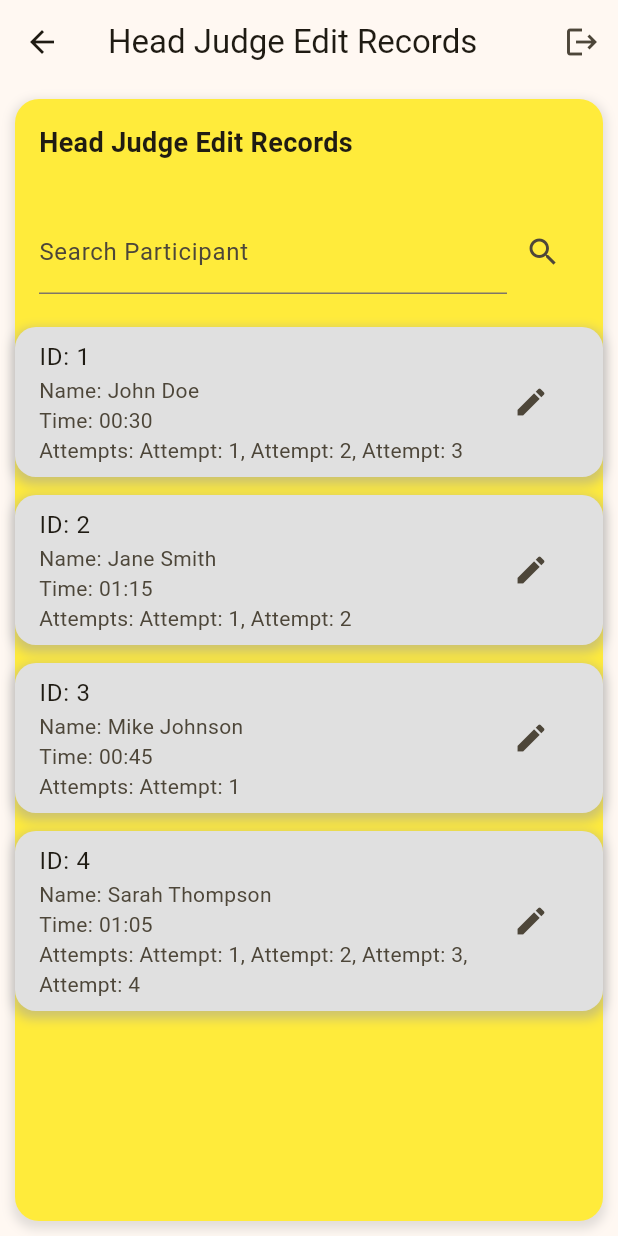
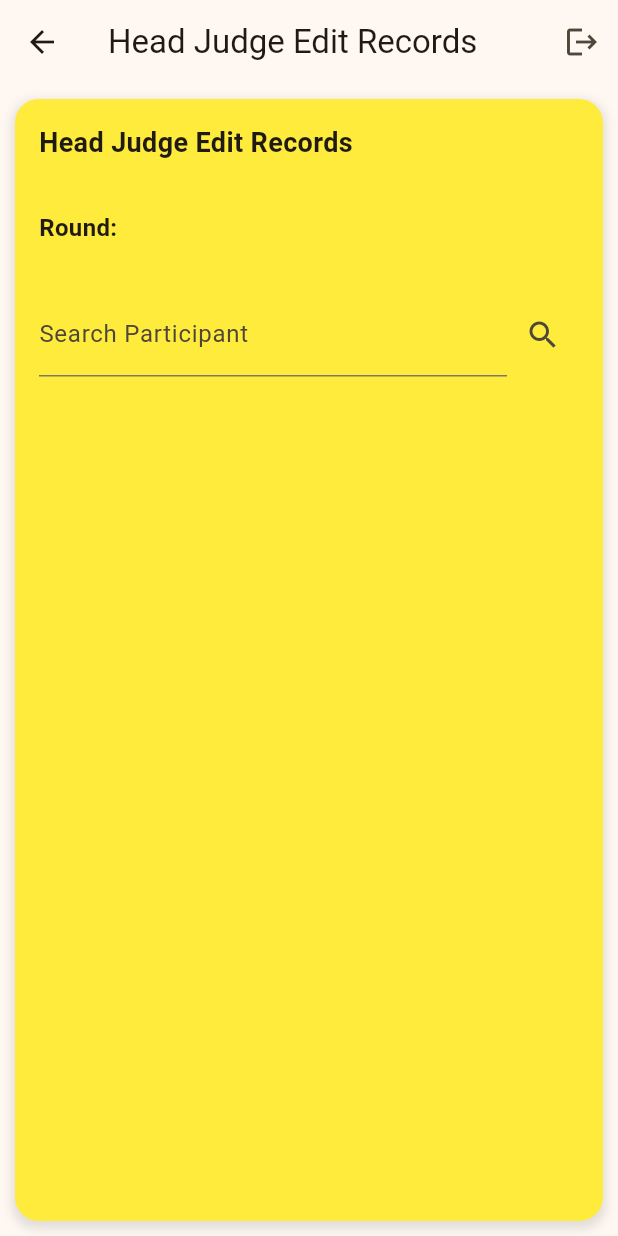
Before and after one commit to HaseebMalik22/Rubiks-Cube-App, a Flutter app: the EditRoundResults screen opened directly with empty values, after a tap on the "search" icon, on a phone screen of 412 x 824 dp. Run offline on Flutter 3.47's test engine with Material 2 defaults, Android fonts, the phone set to English and light mode, and no system bars; our stand-ins replace csv, fluttertoast, permission_handler, sqflite, universal_io; missing offline and left inert: permission_handler_platform_interface, qr_code_scanner; accounts and stored records are empty.

Commit message:
tenth commit

```diff
--- a/lib/editroundresults.dart
+++ b/lib/editroundresults.dart
@@ -2,6 +2,9 @@ import 'package:flutter/material.dart';
 import 'package:flutter/services.dart';
 import 'package:rubikscube/Homepage.dart';
 import 'package:rubikscube/listofrounds.dart';
+import 'package:rubikscube/timerecord_helper.dart';
+import 'package:sqflite/sqflite.dart';
+import 'package:path/path.dart' as path;
 
 class EditRoundResults extends StatefulWidget {
   final Round round;
@@ -13,16 +16,38 @@ class EditRoundResults extends StatefulWidget {
 }
 
 class _EditRoundResultsState extends State<EditRoundResults> {
-  List<Participant> filteredParticipants = [];
+  List<TimeRecord> timeRecords = [];
+  List<TimeRecord> filteredTimeRecords = [];
   String searchQuery = '';
+
+  TimeRecordHelper timeRecordHelper = TimeRecordHelper();
 
   void searchParticipants() {
     setState(() {
-      filteredParticipants = participants.where((participant) {
-        return participant.name.toLowerCase().contains(searchQuery.toLowerCase()) ||
-            participant.id.toLowerCase().contains(searchQuery.toLowerCase());
+      filteredTimeRecords = timeRecords.where((timeRecord) {
+        return timeRecord.participantName.toLowerCase().contains(searchQuery.toLowerCase()) ||
+            timeRecord.round.toLowerCase().contains(searchQuery.toLowerCase());
       }).toList();
     });
+  }
+
+  @override
+  void initState() {
+    super.initState();
+    fetchTimeRecords();
+  }
+
+  void fetchTimeRecords() async {
+    List<TimeRecord> records = await timeRecordHelper.getAllTimeRecords();
+    setState(() {
+      timeRecords = records;
+      filteredTimeRecords = records;
+    });
+  }
+
+  Future<void> updateTimeRecord(int? id, String time) async {
+    await timeRecordHelper.updateTimeRecord(id, time);
+    fetchTimeRecords(); // Refresh the time records after updating
   }
 
   @override
@@ -77,6 +102,16 @@ class _EditRoundResultsState extends State<EditRoundResults> {
               ),
               Padding(
                 padding: const EdgeInsets.all(16.0),
+                child: Text(
+                  'Round: ${widget.round.name}',
+                  style: TextStyle(
+                    fontSize: 16,
+                    fontWeight: FontWeight.bold,
+                  ),
+                ),
+              ),
+              Padding(
+                padding: const EdgeInsets.all(16.0),
                 child: Row(
                   children: [
                     Expanded(
@@ -99,11 +134,10 @@ class _EditRoundResultsState extends State<EditRoundResults> {
                 ),
               ),
               Expanded(
-
                 child: ListView.builder(
-                  itemCount: filteredParticipants.length,
+                  itemCount: filteredTimeRecords.length,
                   itemBuilder: (context, index) {
-                    Participant participant = filteredParticipants[index];
+                    TimeRecord timeRecord = filteredTimeRecords[index];
                     return Container(
                       margin: EdgeInsets.symmetric(vertical: 6.0),
                       decoration: BoxDecoration(
@@ -120,13 +154,13 @@ class _EditRoundResultsState extends State<EditRoundResults> {
                       ),
                       child: ListTile(
                         tileColor: Colors.white,
-                        title: Text('ID: ${participant.id}'),
+                        title: Text('ID: ${timeRecord.id}'),
                         subtitle: Column(
                           crossAxisAlignment: CrossAxisAlignment.start,
                           children: [
-                            Text('Name: ${participant.name}'),
-                            Text('Time: ${participant.time}'),
-                            Text('Attempts: ${participant.attempts != null ? participant.attempts!.map((attempt) => 'Attempt: $attempt').join(", ") : '1'}'),
+                            Text('Name: ${timeRecord.participantName}'),
+                            Text('Time: ${timeRecord.time}'),
+                            Text('Attempts: ${timeRecord.attempt}'),
                           ],
                         ),
                         trailing: IconButton(
@@ -136,7 +170,8 @@ class _EditRoundResultsState extends State<EditRoundResults> {
                             showDialog(
                               context: context,
                               builder: (context) => EditTimeDialog(
-                                participant: participant,
+                                timeRecord: timeRecord,
+                                updateTimeRecord: updateTimeRecord,
                               ),
                             );
                           },
@@ -154,12 +189,23 @@ class _EditRoundResultsState extends State<EditRoundResults> {
   }
 }
 
-class EditTimeDialog extends StatelessWidget {
-  final Participant participant;
-  final TextEditingController _timeController = TextEditingController();
+class EditTimeDialog extends StatefulWidget {
+  final TimeRecord timeRecord;
+  final Function(int?, String) updateTimeRecord;
 
-  EditTimeDialog({required this.participant}) {
-    _timeController.text = participant.time;
+  EditTimeDialog({required this.timeRecord, required this.updateTimeRecord});
+
+  @override
+  _EditTimeDialogState createState() => _EditTimeDialogState();
+}
+
+class _EditTimeDialogState extends State<EditTimeDialog> {
+  TextEditingController _timeController = TextEditingController();
+
+  @override
+  void initState() {
+    super.initState();
+    _timeController.text = widget.timeRecord.time;
   }
 
   @override
@@ -171,8 +217,8 @@ class EditTimeDialog extends StatelessWidget {
       content: Column(
         mainAxisSize: MainAxisSize.min,
         children: [
-          Text('ID: ${participant.id}'),
-          Text('Name: ${participant.name}'),
+          Text('ID: ${widget.timeRecord.id}'),
+          Text('Name: ${widget.timeRecord.participantName}'),
           TextField(
             controller: _timeController,
             onChanged: (value) {
@@ -191,7 +237,7 @@ class EditTimeDialog extends StatelessWidget {
         ElevatedButton(
           onPressed: () {
             // Save the edited time
-            participant.time = editedTime;
+            widget.updateTimeRecord(widget.timeRecord.id, editedTime);
 
             // Close the dialog
             Navigator.pop(context);
@@ -219,25 +265,3 @@ class _TimeInputFormatter extends TextInputFormatter {
     return newValue;
   }
 }
-
-class Participant {
-  final String id;
-  final String name;
-  String time;
-  List<int>? attempts;
-
-  Participant({
-    required this.id,
-    required this.name,
-    required this.time,
-    this.attempts,
-  });
-}
-
-// Sample list of participants
-List<Participant> participants = [
-  Participant(id: '1', name: 'John Doe', time: '00:30', attempts: [1, 2, 3]),
-  Participant(id: '2', name: 'Jane Smith', time: '01:15', attempts: [1, 2]),
-  Participant(id: '3', name: 'Mike Johnson', time: '00:45', attempts: [1]),
-  Participant(id: '4', name: 'Sarah Thompson', time: '01:05', attempts: [1, 2, 3, 4]),
-];
--- a/lib/listofrounds.dart
+++ b/lib/listofrounds.dart
@@ -109,6 +109,7 @@ class Round {
   final int id;
   final String name;
 
+
   Round({
     required this.id,
     required this.name,
--- a/lib/timerecord_helper.dart
+++ b/lib/timerecord_helper.dart
@@ -2,11 +2,11 @@ import 'package:sqflite/sqflite.dart';
 import 'package:path/path.dart';
 
 class TimeRecord {
-  final int? id;  // Add a nullable type and default value
+  final int? id;
   final String participantName;
   final String round;
   final String attempt;
-  final String time;
+  String time; // Change to a regular field
 
   TimeRecord({
     required this.id,
@@ -15,6 +15,7 @@ class TimeRecord {
     required this.attempt,
     required this.time,
   });
+
 
   Map<String, dynamic> toMap() {
     return {
@@ -77,7 +78,7 @@ class TimeRecordHelper {
     });
   }
 
-  Future<void> updateTimeRecord(int id, String time) async {
+  Future<void> updateTimeRecord(int? id, String time) async {
     final db = await _database();
     await db.update(
       tableName,
@@ -87,5 +88,4 @@ class TimeRecordHelper {
     );
   }
 
-
 }
--- a/pubspec.yaml
+++ b/pubspec.yaml
@@ -41,6 +41,7 @@ dependencies:
   csv: ^5.0.2
   file: ^6.0.0
   permission_handler: ^10.2.0
+  url_launcher: ^6.1.11
 
   universal_io: ^2.1.0
   permission_handler_platform_interface: ^3.0.0
```
Also changed, not shown: lib/resultscreen.dart (+114 -27 lines), pubspec.lock.
